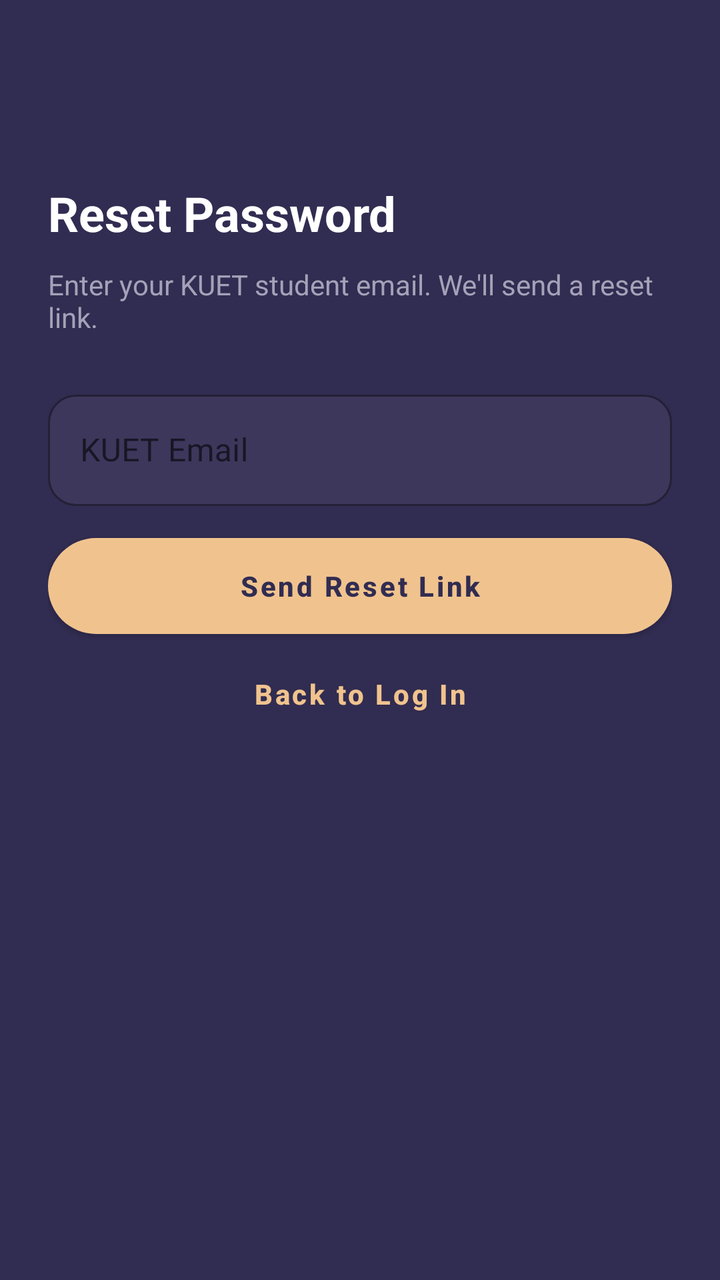
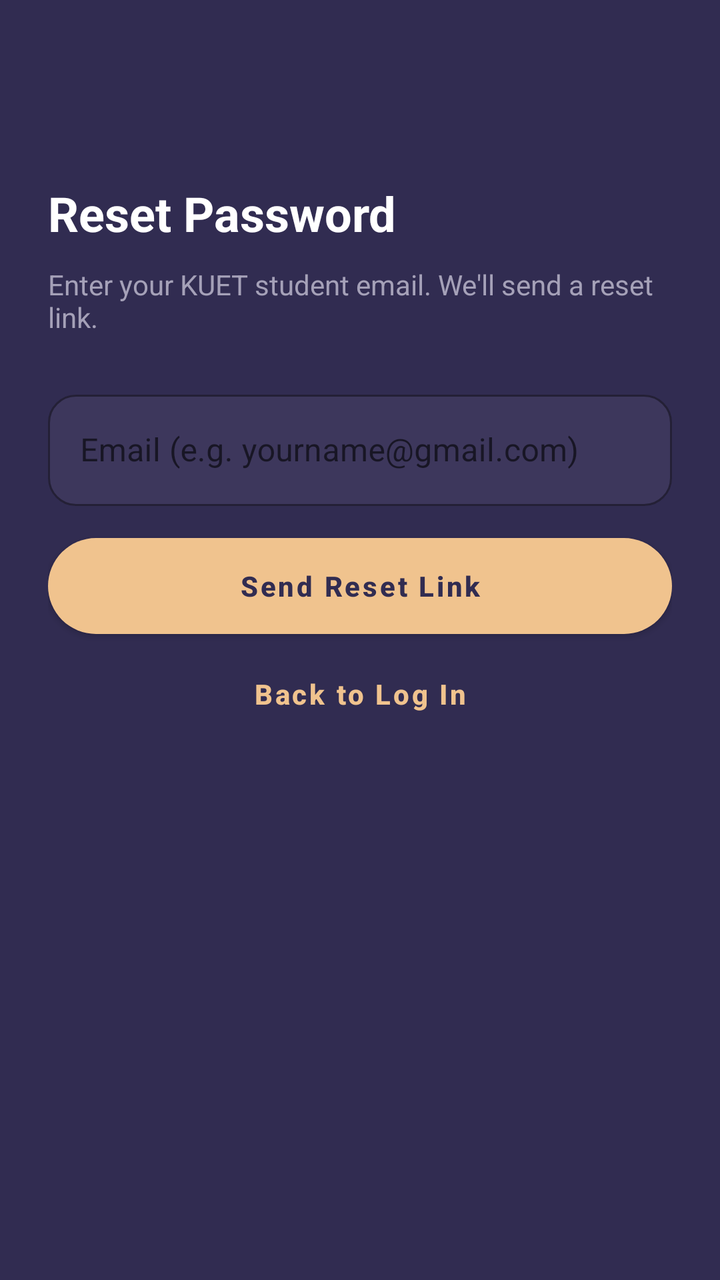

Two renders of the same Android screen: before a commit and after it. Below are the layout's source before the change and the commit's diff.
<!-- AndroidManifest.xml: application theme Theme.BorrowBox -->
<!-- res/layout/activity_forgot_password.xml -->
<?xml version="1.0" encoding="utf-8"?>
<androidx.constraintlayout.widget.ConstraintLayout
    xmlns:android="http://schemas.android.com/apk/res/android"
    xmlns:app="http://schemas.android.com/apk/res-auto"
    android:layout_width="match_parent"
    android:layout_height="match_parent"
    android:background="@color/screen_bg"
    android:fitsSystemWindows="true"
    android:paddingHorizontal="24dp">

    <TextView
        android:id="@+id/tvForgotTitle"
        android:layout_width="match_parent"
        android:layout_height="wrap_content"
        android:text="Reset Password"
        android:textColor="@color/light_text_primary"
        android:textSize="24sp"
        android:textStyle="bold"
        app:layout_constraintTop_toTopOf="parent"
        app:layout_constraintBottom_toTopOf="@id/tvForgotBody"
        app:layout_constraintStart_toStartOf="parent"
        app:layout_constraintEnd_toEndOf="parent"
        app:layout_constraintVertical_chainStyle="packed"
        app:layout_constraintVertical_bias="0.25" />

    <TextView
        android:id="@+id/tvForgotBody"
        android:layout_width="match_parent"
        android:layout_height="wrap_content"
        android:layout_marginTop="10dp"
        android:text="Enter your KUET student email. We'll send a reset link."
        android:textColor="@color/light_text_secondary"
        android:textSize="14sp"
        app:layout_constraintTop_toBottomOf="@id/tvForgotTitle"
        app:layout_constraintBottom_toTopOf="@id/tilForgotEmail"
        app:layout_constraintStart_toStartOf="parent"
        app:layout_constraintEnd_toEndOf="parent" />

    <com.google.android.material.textfield.TextInputLayout
        android:id="@+id/tilForgotEmail"
        android:layout_width="match_parent"
        android:layout_height="wrap_content"
        android:layout_marginTop="24dp"
        android:hint="KUET Email"
        style="@style/Widget.MaterialComponents.TextInputLayout.OutlinedBox"
        app:boxBackgroundColor="@color/input_bg_dark"
        app:boxStrokeColor="@color/card_border"
        app:hintTextColor="@color/light_text_secondary"
        app:boxCornerRadiusTopStart="14dp"
        app:boxCornerRadiusTopEnd="14dp"
        app:boxCornerRadiusBottomStart="14dp"
        app:boxCornerRadiusBottomEnd="14dp"
        app:layout_constraintTop_toBottomOf="@id/tvForgotBody"
        app:layout_constraintBottom_toTopOf="@id/tvForgotError"
        app:layout_constraintStart_toStartOf="parent"
        app:layout_constraintEnd_toEndOf="parent">
        <com.google.android.material.textfield.TextInputEditText
            android:id="@+id/etForgotEmail"
            android:layout_width="match_parent"
            android:layout_height="wrap_content"
            android:textColor="@color/light_text_primary"
            android:inputType="textEmailAddress"
            android:imeOptions="actionDone" />
    </com.google.android.material.textfield.TextInputLayout>

    <TextView
        android:id="@+id/tvForgotError"
        android:layout_width="match_parent"
        android:layout_height="wrap_content"
        android:layout_marginTop="8dp"
        android:text=""
        android:textColor="@color/pink_supporting"
        android:textSize="13sp"
        android:visibility="gone"
        app:layout_constraintTop_toBottomOf="@id/tilForgotEmail"
        app:layout_constraintBottom_toTopOf="@id/btnSendReset"
        app:layout_constraintStart_toStartOf="parent"
        app:layout_constraintEnd_toEndOf="parent" />

    <com.google.android.material.button.MaterialButton
        android:id="@+id/btnSendReset"
        style="@style/Widget.BorrowBox.Button.Peach"
        android:layout_width="match_parent"
        android:layout_height="wrap_content"
        android:layout_marginTop="16dp"
        android:text="Send Reset Link"
        app:layout_constraintTop_toBottomOf="@id/tvForgotError"
        app:layout_constraintBottom_toTopOf="@id/btnForgotBack"
        app:layout_constraintStart_toStartOf="parent"
        app:layout_constraintEnd_toEndOf="parent" />

    <com.google.android.material.button.MaterialButton
        android:id="@+id/btnForgotBack"
        style="@style/Widget.BorrowBox.Button.Text"
        android:layout_width="match_parent"
        android:layout_height="wrap_content"
        android:layout_marginTop="8dp"
        android:text="Back to Log In"
        app:layout_constraintTop_toBottomOf="@id/btnSendReset"
        app:layout_constraintBottom_toBottomOf="parent"
        app:layout_constraintStart_toStartOf="parent"
        app:layout_constraintEnd_toEndOf="parent" />

</androidx.constraintlayout.widget.ConstraintLayout>
<!-- resources referenced by this layout -->
<resources>
  <color name="card_border">#58517E</color>
  <color name="input_bg_dark">#3D375C</color>
  <color name="light_text_primary">#FFFFFF</color>
  <color name="light_text_secondary">#A5A1B8</color>
  <color name="pink_supporting">#F1A9A9</color>
  <color name="screen_bg">#312C51</color>
  <style name="Widget.BorrowBox.Button.Peach" parent="Widget.MaterialComponents.Button">
          <item name="shapeAppearanceOverlay">@style/ShapeAppearance.BorrowBox.Pill</item>
          <item name="backgroundTint">@color/peach_accent</item>
          <item name="android:textColor">@color/dark_text</item>
          <item name="android:insetTop">0dp</item>
          <item name="android:insetBottom">0dp</item>
          <item name="android:minHeight">48dp</item>
          <item name="android:paddingTop">10dp</item>
          <item name="android:paddingBottom">10dp</item>
          <item name="android:paddingLeft">20dp</item>
          <item name="android:paddingRight">20dp</item>
          <item name="android:fontFamily">sans-serif-medium</item>
          <item name="android:textStyle">bold</item>
          <item name="android:textAllCaps">false</item>
          <item name="android:textSize">14sp</item>
          <item name="android:singleLine">false</item>
          <item name="android:ellipsize">none</item>
          <item name="elevation">2dp</item>
      </style>
  <style name="Widget.BorrowBox.Button.Text" parent="Widget.MaterialComponents.Button.TextButton">
          <item name="shapeAppearanceOverlay">@style/ShapeAppearance.BorrowBox.Pill</item>
          <item name="android:textColor">@color/peach_accent</item>
          <item name="android:insetTop">0dp</item>
          <item name="android:insetBottom">0dp</item>
          <item name="android:minHeight">44dp</item>
          <item name="android:textAllCaps">false</item>
          <item name="android:textSize">14sp</item>
          <item name="android:fontFamily">sans-serif-medium</item>
          <item name="android:ellipsize">none</item>
      </style>
  <style name="ShapeAppearance.BorrowBox.Pill" parent="">
          <item name="cornerSize">24dp</item>
          <item name="cornerFamily">rounded</item>
      </style>
  <color name="peach_accent">#F0C38E</color>
  <color name="dark_text">#312C51</color>
  <color name="card_bg">#48426D</color>
  <style name="Widget.BorrowBox.CardView" parent="Widget.MaterialComponents.CardView">
          <item name="shapeAppearanceOverlay">@style/ShapeAppearance.BorrowBox.RoundedCard</item>
          <item name="cardBackgroundColor">@color/card_bg</item>
          <item name="cardElevation">3dp</item>
          <item name="strokeWidth">1dp</item>
          <item name="strokeColor">@color/card_border</item>
      </style>
  <style name="ThemeOverlay.BorrowBox.Dialog" parent="ThemeOverlay.MaterialComponents.MaterialAlertDialog">
          <item name="colorSurface">@color/card_bg</item>
          <item name="android:background">@color/card_bg</item>
          <item name="android:textColorPrimary">@color/light_text_primary</item>
          <item name="android:textColorSecondary">@color/light_text_secondary</item>
          <item name="buttonBarPositiveButtonStyle">@style/Widget.BorrowBox.DialogButton.Positive</item>
          <item name="buttonBarNegativeButtonStyle">@style/Widget.BorrowBox.DialogButton.Negative</item>
          <item name="shapeAppearanceOverlay">@style/ShapeAppearance.BorrowBox.RoundedCard</item>
      </style>
  <style name="ShapeAppearance.BorrowBox.RoundedCard" parent="">
          <item name="cornerSize">22dp</item>
          <item name="cornerFamily">rounded</item>
      </style>
  <style name="Widget.BorrowBox.DialogButton.Positive" parent="Widget.MaterialComponents.Button.TextButton">
          <item name="android:textColor">@color/peach_accent</item>
          <item name="android:textStyle">bold</item>
      </style>
  <style name="Widget.BorrowBox.DialogButton.Negative" parent="Widget.MaterialComponents.Button.TextButton">
          <item name="android:textColor">@color/light_text_secondary</item>
      </style>
  <!-- unchanged entries left out for length: 1 -->
</resources>

<!-- the commit's change to res/layout/activity_forgot_password.xml (unified diff, before → after) -->
@@ -41,7 +41,7 @@
         android:layout_width="match_parent"
         android:layout_height="wrap_content"
         android:layout_marginTop="24dp"
-        android:hint="KUET Email"
+        android:hint="Email (e.g. yourname@gmail.com)"
         style="@style/Widget.MaterialComponents.TextInputLayout.OutlinedBox"
         app:boxBackgroundColor="@color/input_bg_dark"
         app:boxStrokeColor="@color/card_border"
